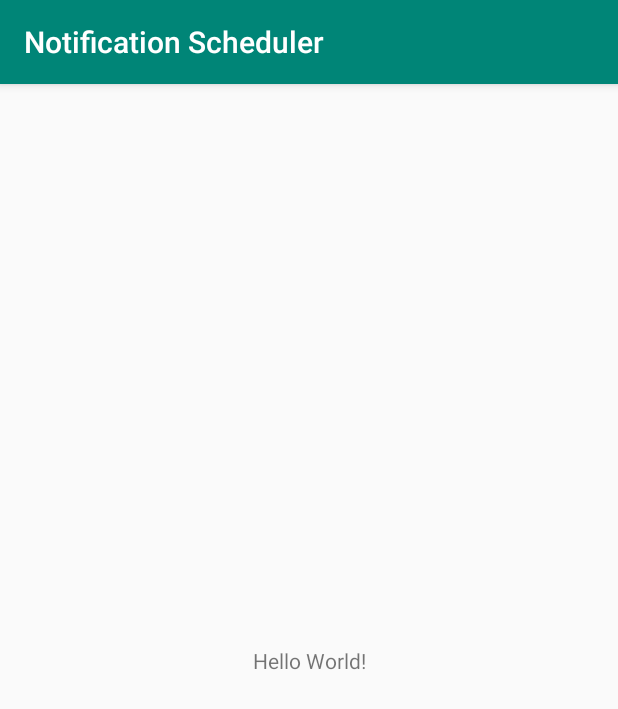
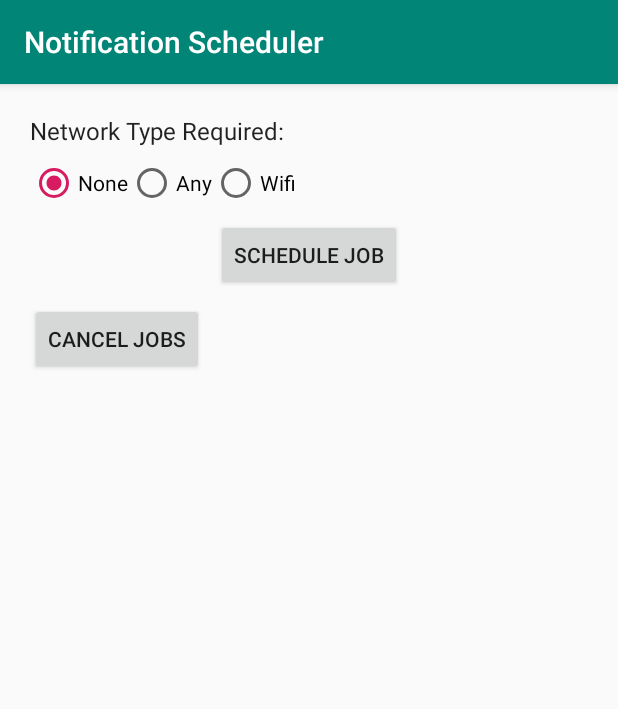
Before and after one commit to TerrenceBeckham/Notification-Scheduler, an Android app: the screen it shows after launch (MainActivity), on a phone screen of 412 x 824 dp. Shown: the top 709 px of the screen. Run offline under Robolectric (Android 15) with nearby library versions, the phone set to English and light mode, and no system bars.

Commit message:
Added RadioGroup and RadioButtons to layout.

```diff
--- a/app/src/main/java/com/afrodroid/notificationscheduler/MainActivity.java
+++ b/app/src/main/java/com/afrodroid/notificationscheduler/MainActivity.java
@@ -2,6 +2,7 @@ package com.afrodroid.notificationscheduler;
 
 import android.support.v7.app.AppCompatActivity;
 import android.os.Bundle;
+import android.view.View;
 
 public class MainActivity extends AppCompatActivity {
 
@@ -10,4 +11,10 @@ public class MainActivity extends AppCompatActivity {
         super.onCreate(savedInstanceState);
         setContentView(R.layout.activity_main);
     }
+
+    public void scheduleJob(View view) {
+    }
+
+    public void cancelJobs(View view) {
+    }
 }
--- a/app/src/main/res/layout/activity_main.xml
+++ b/app/src/main/res/layout/activity_main.xml
@@ -1,18 +1,57 @@
 <?xml version="1.0" encoding="utf-8"?>
-<android.support.constraint.ConstraintLayout xmlns:android="http://schemas.android.com/apk/res/android"
-    xmlns:app="http://schemas.android.com/apk/res-auto"
-    xmlns:tools="http://schemas.android.com/tools"
+<LinearLayout xmlns:android="http://schemas.android.com/apk/res/android"
     android:layout_width="match_parent"
     android:layout_height="match_parent"
-    tools:context=".MainActivity">
+    android:orientation="vertical"
+    android:padding="16dp">
 
     <TextView
         android:layout_width="wrap_content"
         android:layout_height="wrap_content"
-        android:text="Hello World!"
-        app:layout_constraintBottom_toBottomOf="parent"
-        app:layout_constraintLeft_toLeftOf="parent"
-        app:layout_constraintRight_toRightOf="parent"
-        app:layout_constraintTop_toTopOf="parent" />
+        android:layout_margin="4dp"
+        android:text="@string/network_type_required"
+        android:textAppearance="@style/TextAppearance.AppCompat.Subhead" />
 
-</android.support.constraint.ConstraintLayout>
+    <RadioGroup
+        android:id="@+id/networkOptions"
+        android:layout_width="wrap_content"
+        android:layout_height="wrap_content"
+        android:layout_margin="@dimen/view_margin"
+        android:orientation="horizontal">
+
+        <RadioButton
+            android:layout_height="wrap_content"
+            android:layout_width="wrap_content"
+            android:id="@+id/noNetwork"
+            android:checked="true"
+            android:text="@string/none" />
+
+        <RadioButton
+            android:id="@+id/anyNetwork"
+            android:layout_width="wrap_content"
+            android:layout_height="wrap_content"
+            android:text="@string/any" />
+
+        <RadioButton
+            android:id="@+id/wifiNetwork"
+            android:layout_width="wrap_content"
+            android:layout_height="wrap_content"
+            android:text="@string/wifi" />
+    </RadioGroup>
+
+    <Button
+        android:layout_width="wrap_content"
+        android:layout_height="wrap_content"
+        android:layout_gravity="center_horizontal"
+        android:layout_margin="@dimen/view_margin"
+        android:onClick="scheduleJob"
+        android:text="@string/schedule_job" />
+
+    <Button
+        android:text="@string/cancel_jobs"
+        android:onClick="cancelJobs"
+        android:layout_margin="@dimen/view_margin"
+        android:layout_width="wrap_content"
+        android:layout_height="wrap_content" />
+
+</LinearLayout>
--- /dev/null
+++ b/app/src/main/res/values/dimens.xml
@@ -0,0 +1,4 @@
+<?xml version="1.0" encoding="utf-8"?>
+<resources>
+    <dimen name="view_margin">4dp</dimen>
+</resources>
--- a/app/src/main/res/values/strings.xml
+++ b/app/src/main/res/values/strings.xml
@@ -2,4 +2,10 @@
     <string name="app_name">Notification Scheduler</string>
     <string name="job_service_notification">Job Service</string>
     <string name="job_notification_text">Your Job is running!</string>
+    <string name="network_type_required">Network Type Required:</string>
+    <string name="none">None</string>
+    <string name="any">Any</string>
+    <string name="wifi">Wifi</string>
+    <string name="schedule_job">Schedule Job</string>
+    <string name="cancel_jobs">Cancel Jobs</string>
 </resources>
```
